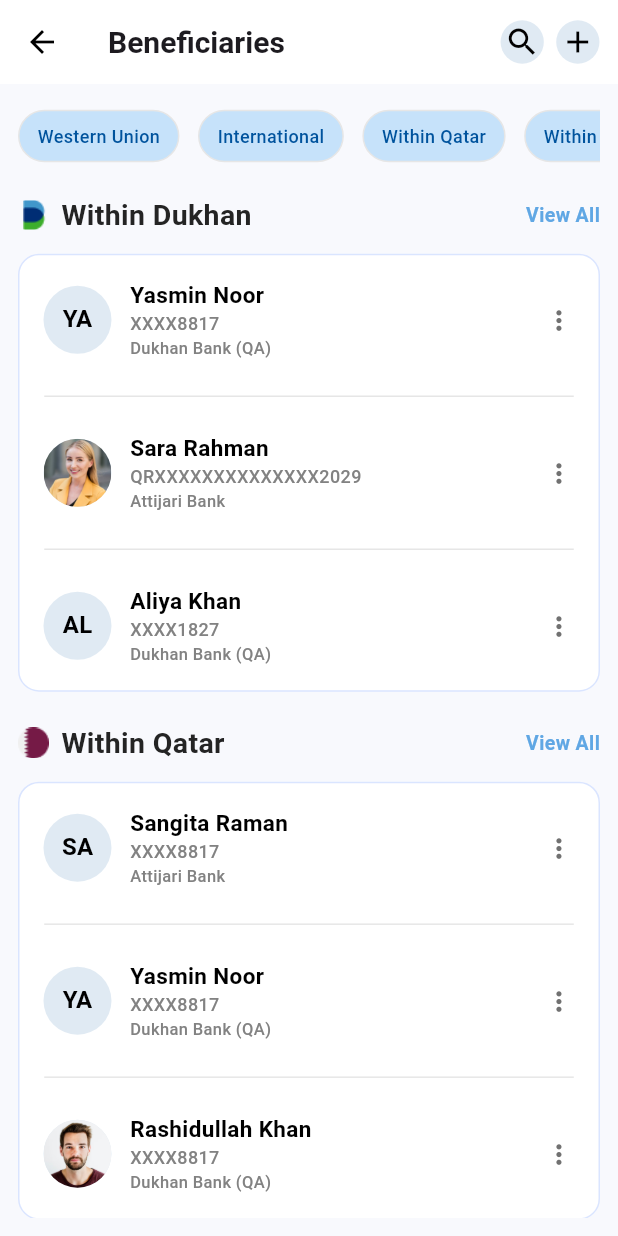
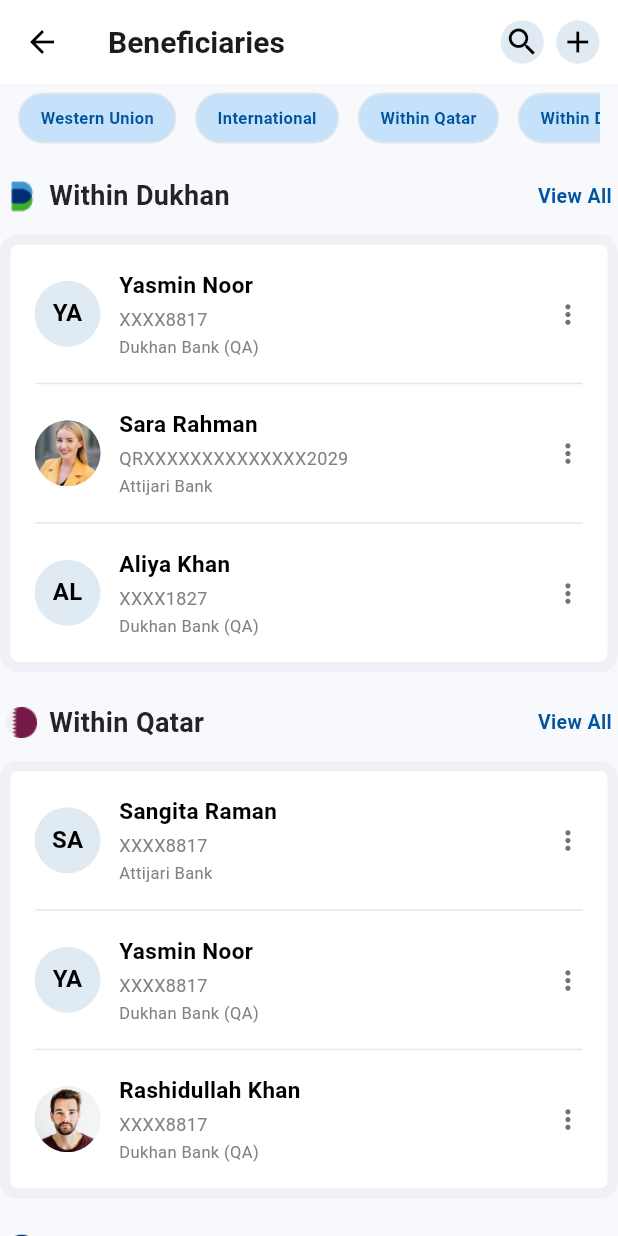
Before and after one commit to NishanthRamachandaran/beneficiary, a Flutter app: the screen it shows after launch, on a phone screen of 412 x 824 dp. Run offline on Flutter 3.47's test engine with Material 3 defaults, Android fonts, the phone set to English and light mode, and no system bars; our stand-ins replace flutter_riverpod; Roboto replaces fonts that are missing (DiodrumArabic).

Commit message:
Updated project with latest code changes

```diff
--- a/lib/features/beneficiaries/data/beneficiaries_static_data.dart
+++ b/lib/features/beneficiaries/data/beneficiaries_static_data.dart
@@ -1,50 +1,50 @@
+import '../domain/models/beneficiary.dart';
 
-final beneficiariesStaticData = {
+// STATIC DATA: this file contains the static map used by UI.
+// COMMAND: update these lists when adding/removing test entries.
+
+final Map<String, List<Beneficiary>> beneficiariesStatic = {
   "Within Dukhan": [
-    {"name": "Yasmin Noor", "id": "XXXX8817", "bank": "Dukhan Bank (QA)"},
-    {
-      "name": "Sara Rahman",
-      "id": "QRXXXXXXXXXXXXXX2029",
-      "bank": "Attijari Bank",
-      "localImage": "assets/images/sara.png"
-    },
-    {"name": "Aliya Khan", "id": "XXXX1827", "bank": "Dukhan Bank (QA)"},
+    const Beneficiary(name: "Yasmin Noor", id: "XXXX8817", bank: "Dukhan Bank (QA)"),
+    const Beneficiary(
+      name: "Sara Rahman",
+      id: "QRXXXXXXXXXXXXXX2029",
+      bank: "Attijari Bank",
+      localImage: "assets/images/sara.png",
+    ),
+    const Beneficiary(name: "Aliya Khan", id: "XXXX1827", bank: "Dukhan Bank (QA)"),
   ],
 
   "Within Qatar": [
-    {"name": "Sangita Raman", "id": "XXXX8817", "bank": "Attijari Bank"},
-    {"name": "Yasmin Noor", "id": "XXXX8817", "bank": "Dukhan Bank (QA)"},
-    {
-      "name": "Rashidullah Khan",
-      "id": "XXXX8817",
-      "bank": "Dukhan Bank (QA)",
-      "localImage": "assets/images/rashid.png"
-    },
+    const Beneficiary(name: "Sangita Raman", id: "XXXX8817", bank: "Attijari Bank"),
+    const Beneficiary(name: "Yasmin Noor", id: "XXXX8817", bank: "Dukhan Bank (QA)"),
+    const Beneficiary(
+      name: "Rashidullah Khan",
+      id: "XXXX8817",
+      bank: "Dukhan Bank (QA)",
+      localImage: "assets/images/rashid.png",
+    ),
   ],
 
   "International": [
-    {"name": "Yasmin Noor", "id": "TN5905001000002730033209", "bank": "Dukhan Bank (QA)"},
-    {
-      "name": "Sara Rahman",
-      "id": "TN5905001000002730033209",
-      "bank": "Attijari Bank",
-      "localImage": "assets/images/sara.png"
-    },
-    {"name": "Aliya Khan", "id": "TN5905001000002730033209", "bank": "Societe Tunisienne De Banque"},
+    const Beneficiary(name: "Yasmin Noor", id: "TN5905001000002730033209", bank: "Dukhan Bank (QA)"),
+    const Beneficiary(
+      name: "Sara Rahman",
+      id: "TN5905001000002730033209",
+      bank: "Attijari Bank",
+      localImage: "assets/images/sara.png",
+    ),
+    const Beneficiary(name: "Aliya Khan", id: "TNS...", bank: "Societe Tunisienne"),
   ],
 
   "Western Union": [
-    {
-      "name": "Yasmin Noor",
-      "id": "Western Union (Cash)",
-      "bank": "United Kingdom"
-    },
-    {"name": "Aliya Khan", "id": "Western Union (Bank)", "bank": "China"},
-    {
-      "name": "Sara Rahman",
-      "id": "Western Union (Bank)",
-      "bank": "China",
-      "localImage": "assets/images/sara.png"
-    },
+    const Beneficiary(name: "Yasmin Noor", id: "Western Union (Cash)", bank: "United Kingdom"),
+    const Beneficiary(name: "Aliya Khan", id: "Western Union (Bank)", bank: "China"),
+    const Beneficiary(
+      name: "Sara Rahman",
+      id: "Western Union (Bank)",
+      bank: "China",
+      localImage: "assets/images/sara.png",
+    ),
   ],
 };
--- /dev/null
+++ b/lib/features/beneficiaries/domain/models/beneficiary.dart
@@ -0,0 +1,19 @@
+// lib/features/beneficiaries/domain/models/beneficiary.dart
+
+// MODEL: Beneficiary
+// COMMAND: model represents a beneficiary tile. Use this immutable class everywhere in presentation.
+class Beneficiary {
+  final String name;
+  final String id;
+  final String bank;
+  final String? avatarUrl; // optional network image
+  final String? localImage; // optional local asset image path
+
+  const Beneficiary({
+    required this.name,
+    required this.id,
+    required this.bank,
+    this.avatarUrl,
+    this.localImage,
+  });
+}
--- a/lib/features/beneficiaries/presentation/controller/beneficiaries_controller.dart
+++ b/lib/features/beneficiaries/presentation/controller/beneficiaries_controller.dart
@@ -1,37 +1,37 @@
-
-
-/// ----------------
-/// Controller decides which sections to show depending on
-/// which chip the user selected.
+// Controller: contains pure logic (no Flutter widgets here)
+// COMMAND: This controller decides which sections to show given selected chip index.
 
 class BeneficiariesController {
-  static final displayOrder = [
+  // COMMAND: displayOrder defines the order in which sections render when "All" is selected.
+  static const List<String> displayOrder = [
     "Within Dukhan",
     "Within Qatar",
     "International",
     "Western Union",
   ];
 
-  static final chipOrder = [
+  // COMMAND: chipOrder defines the order of chips (filter bar) — intentionally different from displayOrder.
+  static const List<String> chipOrder = [
     "Western Union",
     "International",
     "Within Qatar",
     "Within Dukhan",
   ];
 
-  /// Returns list of sections to display based on selected chip.
-  ///
-  /// selected == -1 → return all sections.
-  /// else → return only the tapped section.
-  static List<MapEntry<String, List<Map<String, dynamic>>>> getSections(
+  // COMMAND: getSections returns a list of MapEntry(sectionTitle -> listOfItems)
+  //  - selected == -1 -> return all sections.
+  //  - else -> return only the tapped section.
+  static List<MapEntry<String, List<T>>> getSections<T>(
     int selected,
-    Map<String, List<Map<String, dynamic>>> data,
+    Map<String, List<T>> data,
   ) {
     if (selected == -1) {
-      return displayOrder.map((e) => MapEntry(e, data[e]!)).toList();
+      return displayOrder
+          .where((k) => data.containsKey(k))
+          .map((k) => MapEntry(k, data[k]!))
+          .toList();
     }
-
     final key = chipOrder[selected];
-    return [MapEntry(key, data[key]!)];
+    return [MapEntry(key, data[key] ?? <T>[])];
   }
 }
--- a/lib/features/beneficiaries/presentation/pages/beneficiaries_screen.dart
+++ b/lib/features/beneficiaries/presentation/pages/beneficiaries_screen.dart
@@ -1,27 +1,38 @@
 import 'package:flutter/material.dart';
 import 'package:flutter_riverpod/flutter_riverpod.dart';
-import '../../colors.dart';
-
+import '../../domain/models/beneficiary.dart';
 import '../controller/beneficiaries_controller.dart';
-import '../providers/beneficiaries_providers.dart';
 import '../widgets/chip_row.dart';
 import '../widgets/section_header.dart';
 import '../widgets/section_box.dart';
+import '../providers/beneficiaries_providers.dart';
+import '../../colors.dart';
 
-
-class BeneficiariesScreen extends ConsumerWidget {
+// COMMAND: Page builds UI and connects provider + controller logic.
+class BeneficiariesScreen extends ConsumerStatefulWidget {
   const BeneficiariesScreen({super.key});
 
   @override
-  Widget build(BuildContext context, WidgetRef ref) {
-    final data = ref.watch(beneficiariesProvider);
+  ConsumerState<BeneficiariesScreen> createState() => _BeneficiariesScreenState();
+}
+
+class _BeneficiariesScreenState extends ConsumerState<BeneficiariesScreen> {
+
+  bool showSearchBar = false; // COMMAND: toggles basic search bar visibility
+  final TextEditingController searchController = TextEditingController(); // no functionality
+
+  @override
+  Widget build(BuildContext context) {
+    final data = ref.watch(beneficiariesStaticProvider);
     final selected = ref.watch(selectedChipProvider);
+
+    // COMMAND: controller decides which section list to show
+    final sections = BeneficiariesController.getSections(selected, data);
+
+    final chipsOrder = BeneficiariesController.chipOrder;
 
     final w = MediaQuery.of(context).size.width;
     final h = MediaQuery.of(context).size.height;
-
-    final sections =
-        BeneficiariesController.getSections(selected, data);
 
     return Scaffold(
       backgroundColor: DefaultColors.whiteFD,
@@ -30,6 +41,7 @@
         backgroundColor: DefaultColors.white,
         elevation: 0,
         leading: const BackButton(color: Colors.black),
+
         title: const Text(
           "Beneficiaries",
           style: TextStyle(
@@ -38,13 +50,24 @@
             fontSize: 20,
           ),
         ),
+
         actions: [
-          CircleAvatar(
+          // ---------------- SEARCH ICON ----------------
+          InkWell(
+            onTap: () {
+              setState(() {
+                showSearchBar = !showSearchBar; // toggle search bar
+              });
+            },
+            child: CircleAvatar(
               radius: w * 0.035,
               backgroundColor: DefaultColors.grayF3,
               child: const Icon(Icons.search, color: Colors.black),
             ),
+          ),
           SizedBox(width: w * 0.02),
+
+          // ---------------- ADD ICON ----------------
           CircleAvatar(
             radius: w * 0.035,
             backgroundColor: DefaultColors.grayF3,
@@ -54,33 +77,90 @@
         ],
       ),
 
-      body: Padding(
-        padding: const EdgeInsets.all(12),
-        child: Column(
+      body: Column(
         children: [
-            ChipRow(labels: BeneficiariesController.chipOrder),
+
+          // ---------------- SIMPLE SEARCH BAR (NO FUNCTIONALITY) ----------------
+          if (showSearchBar)
+            Padding(
+              padding: const EdgeInsets.symmetric(horizontal: 12, vertical: 8),
+              child: Container(
+                padding: const EdgeInsets.symmetric(horizontal: 12),
+                height: h * 0.055,
+                decoration: BoxDecoration(
+                  color: DefaultColors.grayF3,
+                  borderRadius: BorderRadius.circular(10),
+                ),
+                child: Row(
+                  children: [
+                    const Icon(Icons.search, color: Colors.grey),
+                    SizedBox(width: w * 0.02),
+                    Expanded(
+                      child: TextField(
+                        controller: searchController,
+                        decoration: const InputDecoration(
+                          border: InputBorder.none,
+                          hintText: "Search...",
+                        ),
+                      ),
+                    ),
+                  ],
+                ),
+              ),
+            ),
+
+          // ---------------- CHIP ROW ----------------
+          Padding(
+            padding: const EdgeInsets.symmetric(horizontal: 12),
+            child: ChipRow(labels: chipsOrder),
+          ),
+
           SizedBox(height: h * 0.02),
 
+          // ---------------- SECTION LIST ----------------
           Expanded(
-              child: ListView(
-                children: sections.map((entry) {
+            child: ListView.builder(
+              itemCount: sections.length,
+              itemBuilder: (context, i) {
+                final entry = sections[i];
+                final imagePath = _imageForSection(entry.key);
+
                 return Padding(
                   padding: EdgeInsets.only(bottom: h * 0.025),
                   child: Column(
                     crossAxisAlignment: CrossAxisAlignment.start,
                     children: [
-                        SectionHeader(title: entry.key),
+                      SectionHeader(
+                        title: entry.key,
+                        imagePath: imagePath,
+                        onViewAll: () {},
+                      ),
                       SizedBox(height: h * 0.015),
-                        SectionBox(items: entry.value),
+                      SectionBox(items: entry.value.cast<Beneficiary>()),
                     ],
                   ),
                 );
-                }).toList(),
+              },
             ),
           ),
         ],
       ),
-      ),
     );
   }
+
+  // Helper
+  String? _imageForSection(String key) {
+    switch (key) {
+      case 'Within Dukhan':
+        return 'assets/images/dhukan.png';
+      case 'Within Qatar':
+        return 'assets/images/qatar.png';
+      case 'International':
+        return 'assets/images/globe.png';
+      case 'Western Union':
+        return 'assets/images/wu.png';
+      default:
+        return null;
     }
+  }
+}
--- a/lib/features/beneficiaries/presentation/providers/beneficiaries_providers.dart
+++ b/lib/features/beneficiaries/presentation/providers/beneficiaries_providers.dart
@@ -1,15 +1,14 @@
 import 'package:flutter_riverpod/flutter_riverpod.dart';
 import 'package:flutter_riverpod/legacy.dart';
 import '../../data/beneficiaries_static_data.dart';
+import '../../domain/models/beneficiary.dart';
 
-/// STATE: which chip is selected
-///
-/// -1 → show all sections.
-/// 0 → Western Union
-/// 1 → International
-/// 2 → Within Qatar
-/// 3 → Within Dukhan
+// Provider: selected chip index. -1 means show ALL.
+// COMMAND: UI widgets listen to this provider to react to chip taps.
 final selectedChipProvider = StateProvider<int>((ref) => -1);
 
-/// Provides static data to UI.
-final beneficiariesProvider = Provider((ref) => beneficiariesStaticData);
+// Provider: static beneficiaries data as Map<String, List<Beneficiary>>
+// COMMAND: use this provider to read static data anywhere in presentation layer.
+final beneficiariesStaticProvider = Provider<Map<String, List<Beneficiary>>>((ref) {
+  return beneficiariesStatic;
+});
--- a/lib/features/beneficiaries/presentation/widgets/beneficiary_tile.dart
+++ b/lib/features/beneficiaries/presentation/widgets/beneficiary_tile.dart
@@ -1,37 +1,31 @@
 import 'package:flutter/material.dart';
+import '../../domain/models/beneficiary.dart';
 import '../../colors.dart';
 
+// Widget: single beneficiary row
+// COMMAND: Presentational; accepts Beneficiary model only.
 class BeneficiaryTile extends StatelessWidget {
-  final Map<String, dynamic> item;
-
-  const BeneficiaryTile({super.key, required this.item});
+  final Beneficiary model;
+  const BeneficiaryTile({required this.model, super.key});
 
   @override
   Widget build(BuildContext context) {
-    final w = MediaQuery.of(context).size.width;
-
-    ImageProvider? avatarImage;
-
-
-    if (item["name"] == "Sara Rahman") {
-      avatarImage = const AssetImage("assets/images/sara.png");
-    }
-    // If local image exists
-    else if (item["localImage"] != null) {
-      avatarImage = AssetImage(item["localImage"]);
-    }
+    final w = MediaQuery.of(context).size.width; // allowed
+    final ImageProvider? avatar = model.localImage != null
+        ? AssetImage(model.localImage!)
+        : (model.avatarUrl != null ? NetworkImage(model.avatarUrl!) : null);
 
     return Padding(
       padding: const EdgeInsets.all(16),
       child: Row(
         children: [
           CircleAvatar(
-            radius: w * 0.055,
-            backgroundImage: avatarImage,
+            radius: 22,
             backgroundColor: DefaultColors.grayF3,
-            child: avatarImage == null
+            backgroundImage: avatar,
+            child: avatar == null
                 ? Text(
-                    item["name"].substring(0, 2).toUpperCase(),
+                    model.name.substring(0, 2).toUpperCase(),
                     style: const TextStyle(
                       fontFamily: 'DiodrumArabic',
                       fontWeight: FontWeight.w600,
@@ -40,15 +34,13 @@
                   )
                 : null,
           ),
-
           SizedBox(width: w * 0.03),
-
           Expanded(
             child: Column(
               crossAxisAlignment: CrossAxisAlignment.start,
               children: [
                 Text(
-                  item["name"],
+                  model.name,
                   style: const TextStyle(
                     fontFamily: 'DiodrumArabic',
                     fontWeight: FontWeight.w600,
@@ -56,29 +48,28 @@
                     color: DefaultColors.black,
                   ),
                 ),
+                const SizedBox(height: 4),
                 Text(
-                  item["id"],
+                  model.id,
                   style: const TextStyle(
                     fontFamily: 'DiodrumArabic',
                     fontSize: 12,
-                    fontWeight: FontWeight.w500,
                     color: DefaultColors.gray82,
                   ),
                 ),
+                const SizedBox(height: 2),
                 Text(
-                  item["bank"],
+                  model.bank,
                   style: const TextStyle(
                     fontFamily: 'DiodrumArabic',
                     fontSize: 11,
-                    fontWeight: FontWeight.w500,
                     color: DefaultColors.gray82,
                   ),
                 ),
               ],
             ),
           ),
-
-          Icon(Icons.more_vert, size: w * 0.05, color: DefaultColors.gray71)
+          Icon(Icons.more_vert, color: DefaultColors.gray71, size: w * 0.05),
         ],
       ),
     );
--- a/lib/features/beneficiaries/presentation/widgets/chip_row.dart
+++ b/lib/features/beneficiaries/presentation/widgets/chip_row.dart
@@ -1,49 +1,50 @@
 import 'package:flutter/material.dart';
 import 'package:flutter_riverpod/flutter_riverpod.dart';
+import '../providers/beneficiaries_providers.dart';
 import '../../colors.dart';
-import '../providers/beneficiaries_providers.dart';
 
+// Widget: horizontal chips (filter bar)
+// COMMAND: only UI - reads selectedChipProvider and updates it on tap.
 class ChipRow extends ConsumerWidget {
   final List<String> labels;
-
-  const ChipRow({super.key, required this.labels});
+  const ChipRow({required this.labels, super.key});
 
   @override
   Widget build(BuildContext context, WidgetRef ref) {
     final selected = ref.watch(selectedChipProvider);
-    final w = MediaQuery.of(context).size.width;
+    final w = MediaQuery.of(context).size.width; // MEDIAQUERY usage (allowed)
+    // COMMAND: use MediaQuery for size, but padding/radius/fonts are constants
 
     return SizedBox(
-      height: w * 0.11,
+      height: w * 0.11, // responsive height using MediaQuery as required
       child: SingleChildScrollView(
         scrollDirection: Axis.horizontal,
+        physics: const BouncingScrollPhysics(),
         child: Row(
           children: List.generate(labels.length, (index) {
-            final active = selected == index;
-
+            final isActive = selected == index;
             return Container(
               margin: EdgeInsets.only(right: w * 0.03),
-              padding: const EdgeInsets.symmetric(horizontal: 12, vertical: 8),
+              padding: const EdgeInsets.symmetric(horizontal: 14, vertical: 8), // fixed padding constant style
               decoration: BoxDecoration(
-                color: active ? DefaultColors.blue_0 : DefaultColors.blueFA,
-                borderRadius: BorderRadius.circular(18),
+                color: isActive ? DefaultColors.blue_0 : DefaultColors.blueFA,
+                borderRadius: BorderRadius.circular(18), // radius constant-like (kept numeric)
                 border: Border.all(
-                  color: active ? DefaultColors.blue9C : DefaultColors.grayE6,
+                  color: isActive ? DefaultColors.blue9C : DefaultColors.grayE6,
                 ),
               ),
-              child: GestureDetector(
+              child: InkWell(
                 onTap: () {
                   final current = ref.read(selectedChipProvider);
-                  ref.read(selectedChipProvider.notifier).state =
-                      current == index ? -1 : index;
+                  ref.read(selectedChipProvider.notifier).state = (current == index) ? -1 : index;
                 },
                 child: Text(
                   labels[index],
                   style: TextStyle(
                     fontFamily: 'DiodrumArabic',
-                    fontSize: 12,
-                    fontWeight: FontWeight.w500,
-                    color: active ? Colors.black : DefaultColors.blue9D,
+                    fontSize: 11, // fixed font size as requested
+                    fontWeight: FontWeight.w600,
+                    color: isActive ? Colors.black : DefaultColors.blue9D,
                   ),
                 ),
               ),
--- a/lib/features/beneficiaries/presentation/widgets/section_box.dart
+++ b/lib/features/beneficiaries/presentation/widgets/section_box.dart
@@ -1,11 +1,12 @@
+// SECTION BOX (same shape as your old UI)
+import 'package:beneficiary/features/beneficiaries/presentation/widgets/beneficiary_tile.dart';
 import 'package:flutter/material.dart';
 
 import '../../colors.dart';
-import 'beneficiary_tile.dart';
+import '../../domain/models/beneficiary.dart';
 
 class SectionBox extends StatelessWidget {
-  final List<Map<String, dynamic>> items;
-
+  final List<Beneficiary> items;
   const SectionBox({super.key, required this.items});
 
   @override
@@ -16,19 +17,26 @@
       width: w,
       decoration: BoxDecoration(
         color: DefaultColors.white,
-        borderRadius: BorderRadius.circular(14),
+        borderRadius: BorderRadius.circular(12),
         border: Border.all(
-          color: DefaultColors.blueFF.withOpacity(0.4),
+          color: DefaultColors.blue_02.withOpacity(0.4),
+          width: 7,
         ),
       ),
       child: Column(
         children: [
           for (int i = 0; i < items.length; i++) ...[
-            BeneficiaryTile(item: items[i]),
+            BeneficiaryTile(model: items[i]),
+
+            // Divider with gap
             if (i != items.length - 1)
               Padding(
                 padding: EdgeInsets.symmetric(horizontal: w * 0.04),
-                child: Divider(color: DefaultColors.grayE6, thickness: 1),
+                child: const Divider(
+                  color: DefaultColors.grayE6,
+                  thickness: 1,
+                  height: 1,
+                ),
               ),
           ]
         ],
--- a/lib/features/beneficiaries/presentation/widgets/section_header.dart
+++ b/lib/features/beneficiaries/presentation/widgets/section_header.dart
@@ -1,48 +1,54 @@
 import 'package:flutter/material.dart';
-
 import '../../colors.dart';
 
+// Widget: section header with optional image on left and View All on right
+// COMMAND: purely presentational. Aligns to card width via parent padding.
 class SectionHeader extends StatelessWidget {
   final String title;
+  final String? imagePath;
+  final VoidCallback? onViewAll;
 
-  const SectionHeader({super.key, required this.title});
+  const SectionHeader({required this.title, this.imagePath, this.onViewAll, super.key});
 
   @override
   Widget build(BuildContext context) {
-    final w = MediaQuery.of(context).size.width;
-
-    String path = "";
-    if (title == "Within Dukhan") path = "assets/images/dhukan.png";
-    if (title == "Within Qatar") path = "assets/images/qatar.png";
-    if (title == "International") path = "assets/images/globe.png";
-    if (title == "Western Union") path = "assets/images/wu.png";
-
-    return Row(
+    final w = MediaQuery.of(context).size.width; // allowed
+    return Padding(
+      padding: EdgeInsets.symmetric(horizontal: w * 0.01), // uses MediaQuery for alignment
+      child: Row(
         mainAxisAlignment: MainAxisAlignment.spaceBetween,
         children: [
-        Row(children: [
-          Image.asset(path, height: w * 0.05, width: w * 0.05),
-          SizedBox(width: w * 0.02),
+          Row(
+            children: [
+              if (imagePath != null) ...[
+                Image.asset(imagePath!, height: w * 0.05, width: w * 0.05),
+                const SizedBox(width: 8),
+              ],
               Text(
                 title,
                 style: const TextStyle(
                   fontFamily: 'DiodrumArabic',
-              fontSize: 19,
+                  fontSize: 18, // fixed font size per rule
                   fontWeight: FontWeight.w600,
                   color: DefaultColors.black24,
                 ),
               ),
-        ]),
-        Text(
-          "View All",
-          style: TextStyle(
+            ],
+          ),
+          GestureDetector(
+            onTap: onViewAll,
+            child: Text(
+              'View All',
+              style: const TextStyle(
                 fontFamily: 'DiodrumArabic',
+                fontSize: 13, // fixed
                 fontWeight: FontWeight.w600,
-            fontSize: 13,
-            color: DefaultColors.blue_300,
+                color: DefaultColors.blue9D,
               ),
-        )
+            ),
+          ),
         ],
+      ),
     );
   }
 }
--- a/lib/main.dart
+++ b/lib/main.dart
@@ -1,9 +1,14 @@
+// lib/main.dart
 import 'package:flutter/material.dart';
 import 'package:flutter_riverpod/flutter_riverpod.dart';
 import 'features/beneficiaries/presentation/pages/beneficiaries_screen.dart';
 
 void main() {
-  runApp(const ProviderScope(child: MyApp()));
+  runApp(
+    const ProviderScope(       // ✅ MUST wrap the whole app
+      child: MyApp(),
+    ),
+  );
 }
 
 class MyApp extends StatelessWidget {
@@ -13,7 +18,7 @@
   Widget build(BuildContext context) {
     return const MaterialApp(
       debugShowCheckedModeBanner: false,
-      home: BeneficiariesScreen(),
+      home: BeneficiariesScreen(),   // your screen
     );
   }
 }
```
Lines whose indentation alone changed are shown as unchanged.
